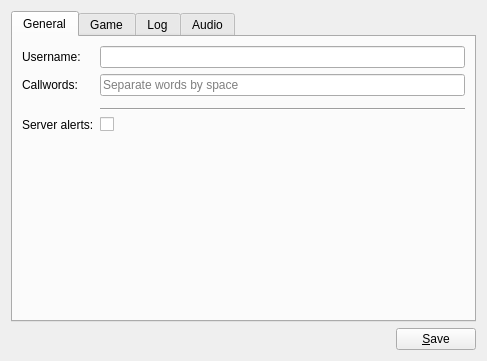
First picture: the form in res/ui/config_panel.ui, repository lambdcalculus/AO2-Client, before the edit.
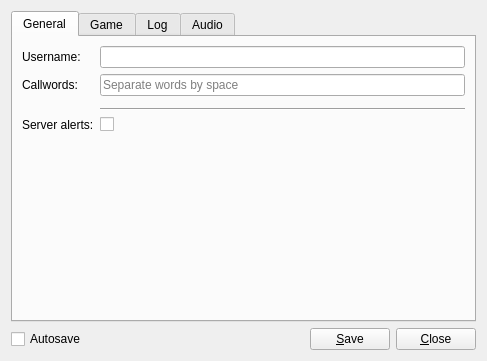
Second picture: the form after the edit.

Commit message:
Introduced Autosave on ConfigPanel
* If enabled, autosave will automatically save config settings upon exiting (shutting down) the client.
- This allows the user to be aware of whatever the config settings will be saved or not automatically as well as providing visual feedback.

```diff
--- a/res/ui/config_panel.ui
+++ b/res/ui/config_panel.ui
@@ -692,6 +692,16 @@
    </item>
    <item>
     <layout class="QHBoxLayout" name="horizontalLayout_5">
+     <item>
+      <widget class="QCheckBox" name="autosave">
+       <property name="toolTip">
+        <string extracomment="Autosave settings when exiting the client."/>
+       </property>
+       <property name="text">
+        <string>Autosave</string>
+       </property>
+      </widget>
+     </item>
      <item>
       <spacer name="horizontalSpacer">
        <property name="orientation">
@@ -712,6 +722,13 @@
        </property>
       </widget>
      </item>
+     <item>
+      <widget class="QPushButton" name="close">
+       <property name="text">
+        <string>&amp;Close</string>
+       </property>
+      </widget>
+     </item>
     </layout>
    </item>
   </layout>
```
The commit also changes 4 other files.
